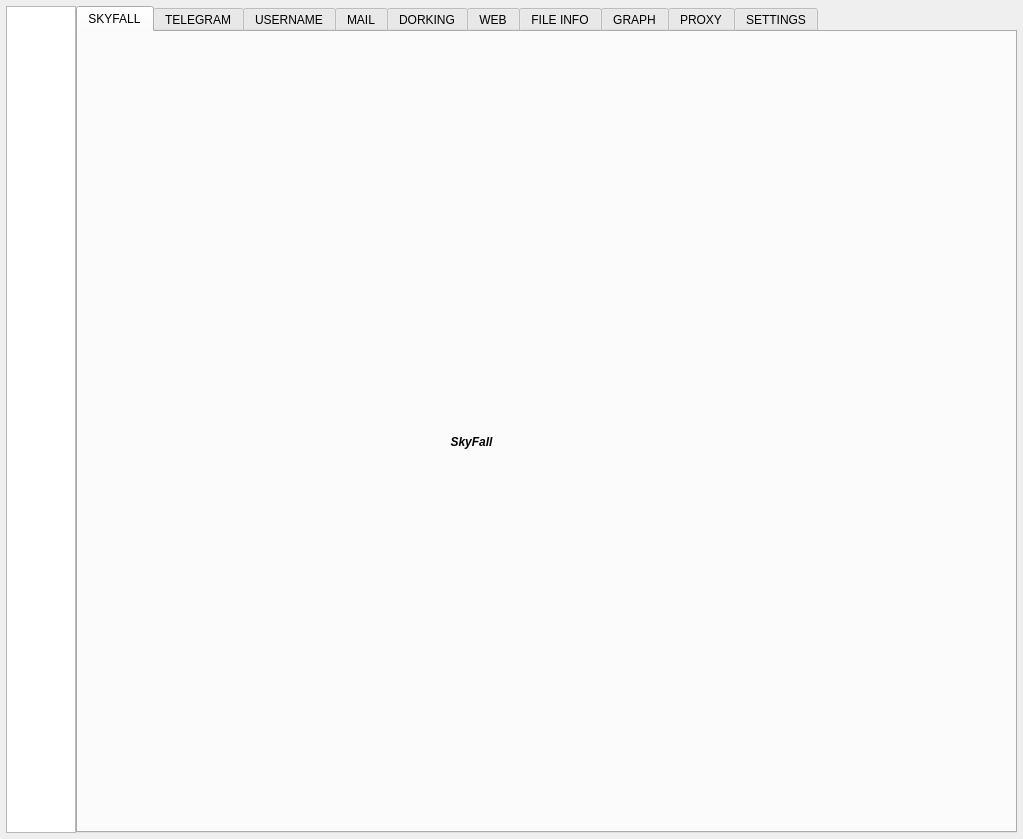
First picture: the form in resources/form.ui, repository Nighty3098/SkyFall, before the edit.
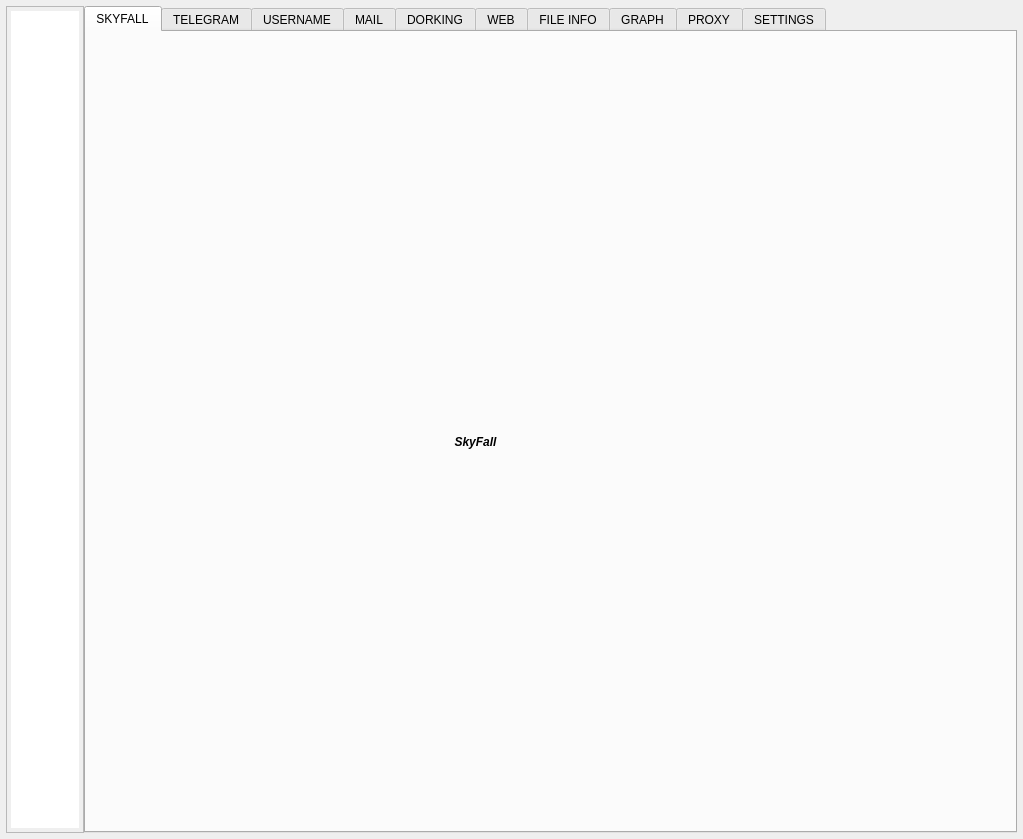
Second picture: the form after the edit. Custom widgets are drawn as their Qt base class.

Commit message: style: padding for tabs list

What changed in the file:
```diff
--- a/resources/form.ui
+++ b/resources/form.ui
@@ -43,6 +43,9 @@
           <height>16777215</height>
          </size>
         </property>
+        <property name="styleSheet">
+         <string notr="true">padding: 4px;</string>
+        </property>
        </widget>
       </item>
       <item>
```
The commit also changes 1 other file.
